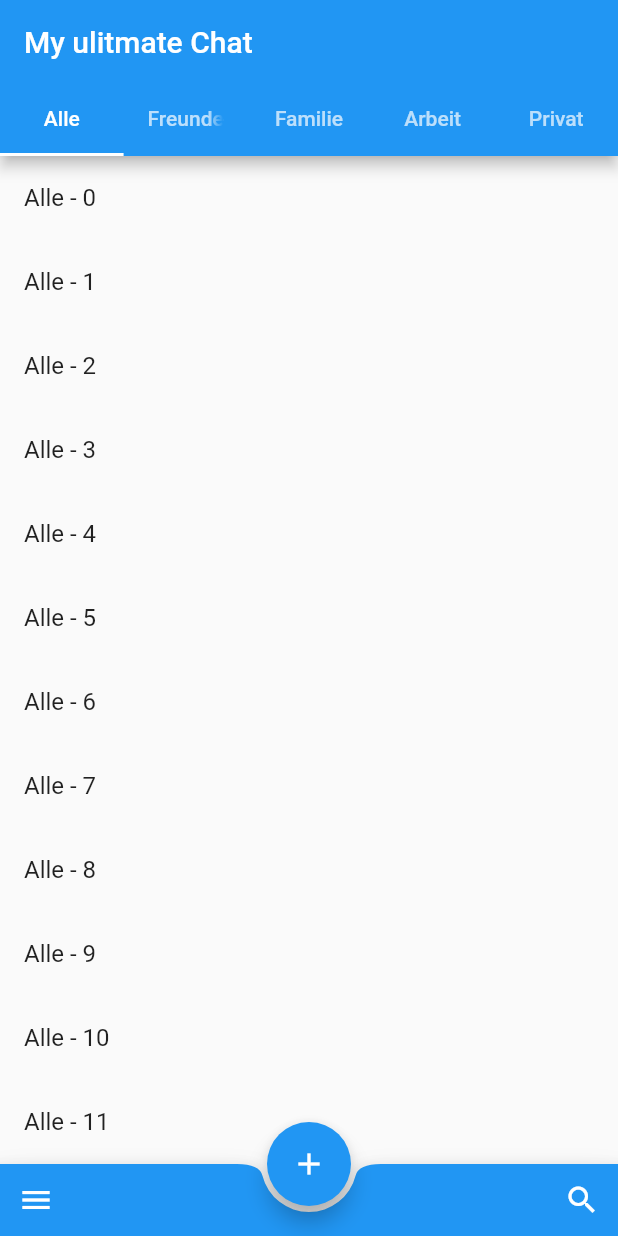
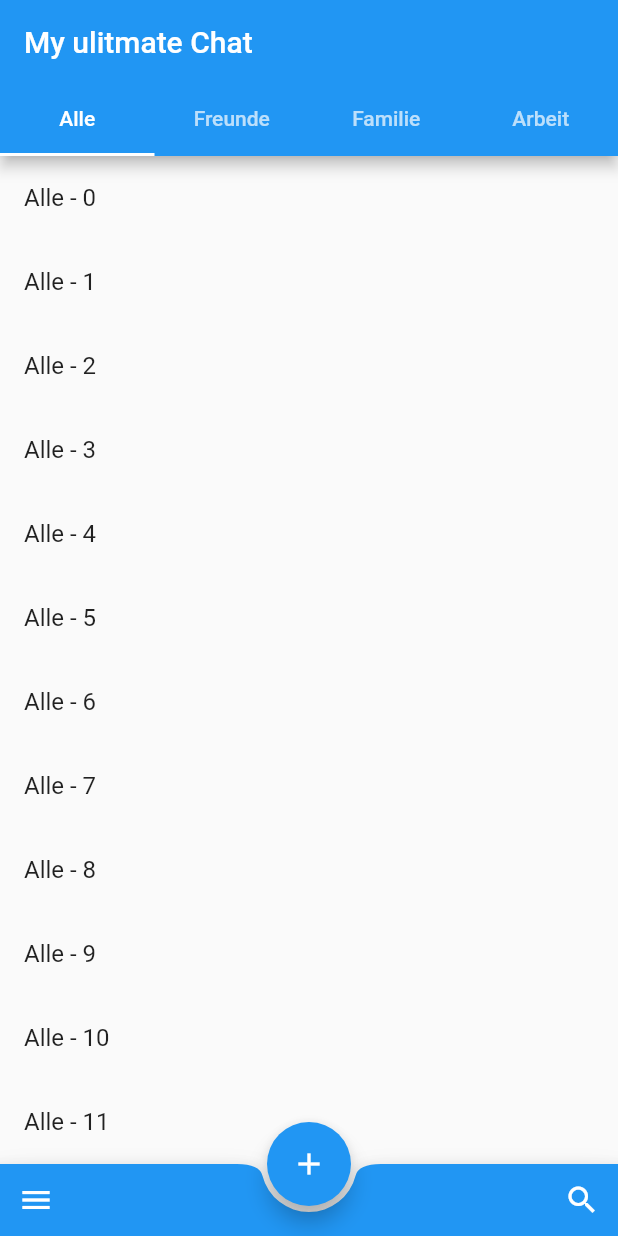
Before and after one commit to fuessner/Demo25BottomAppBar, a Flutter app: the screen it shows after launch, on a phone screen of 412 x 824 dp. Run offline on Flutter 3.47's test engine with Material 2 defaults, Android fonts, the phone set to English and light mode, and no system bars.

Commit message:
removed fifth tab

```diff
--- a/lib/Tabbar.dart
+++ b/lib/Tabbar.dart
@@ -8,8 +8,7 @@ class TabBarDemo extends StatelessWidget {
       "Alle",
       "Freunde",
       "Familie",
-      "Arbeit",
-      "Privat"
+      "Arbeit"
     ];
     final list = List<String>.generate(1337, (index) => '$index');
 
```
